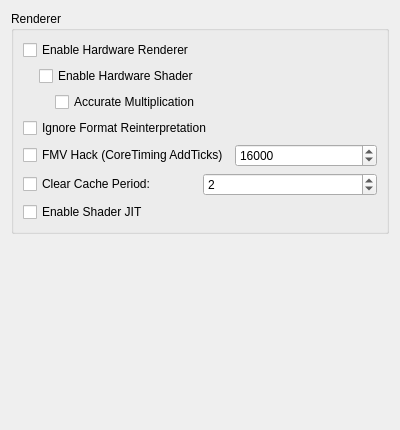
Old version of the form src/citra_qt/configuration/configure_graphics.ui in the repository nick90845/citra-1.
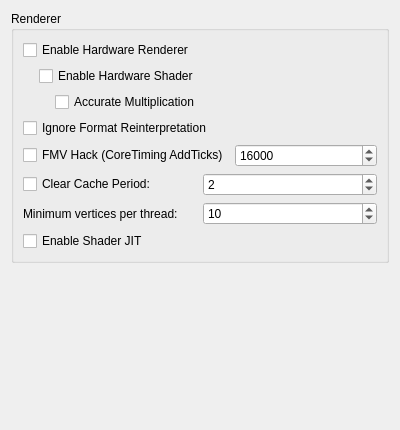
New version of the form.

Commit message: valentinvanelslande's minimum vertices setting

Diff of the .ui file:
```diff
--- a/src/citra_qt/configuration/configure_graphics.ui
+++ b/src/citra_qt/configuration/configure_graphics.ui
@@ -147,6 +147,30 @@
         </item>
        </layout>
       </item>
+      <item>
+       <layout class="QHBoxLayout" name="horizontalLayout_8">
+        <item>
+        <widget class="QLabel" name="label_4">
+         <property name="text">
+          <string>Minimum vertices per thread:</string>
+         </property>
+        </widget>
+      </item>
+       <item>
+        <widget class="QSpinBox" name="min_vertices_per_thread">
+         <property name="minimum">
+          <number>1</number>
+         </property>
+         <property name="maximum">
+          <number>100000</number>
+         </property>
+         <property name="value">
+          <number>10</number>
+         </property>
+        </widget>
+       </item>
+       </layout>
+       </item>
       <item>
        <widget class="QCheckBox" name="toggle_shader_jit">
         <property name="toolTip">
```
The commit also changes 4 other files.
